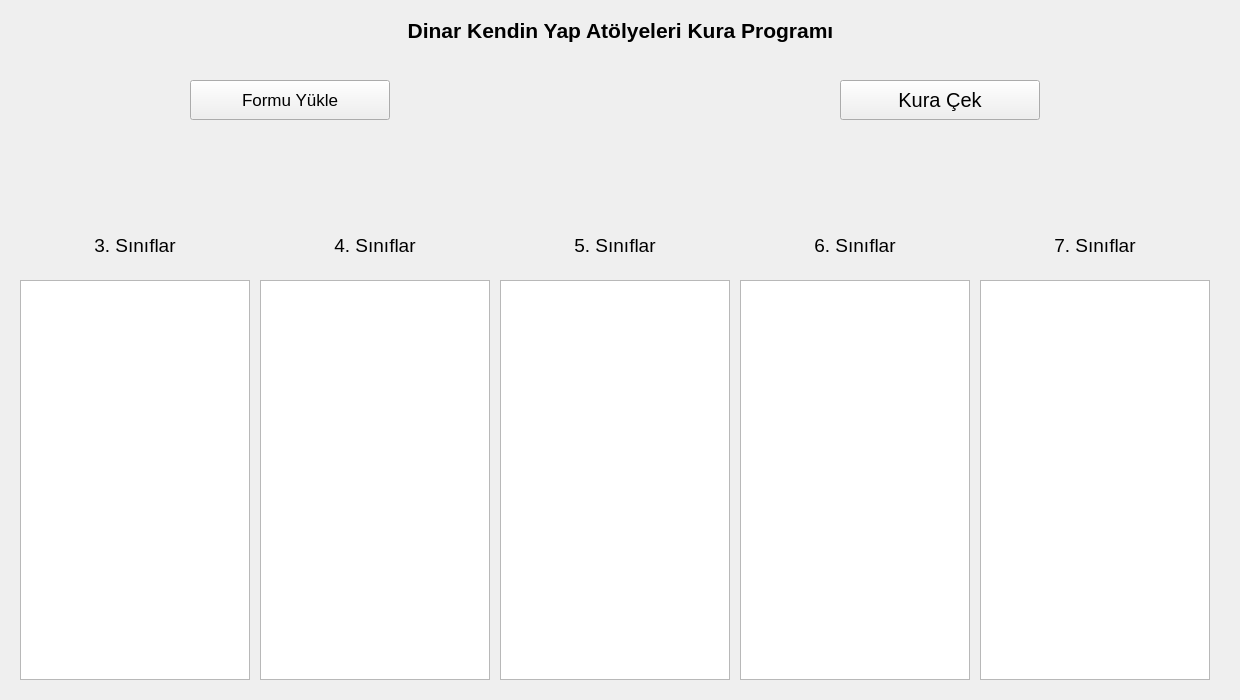
The window that kendin_yap_arayuz.ui (NurettinSelim/Atolye-Kura) describes before a commit, drawn with Qt 5.
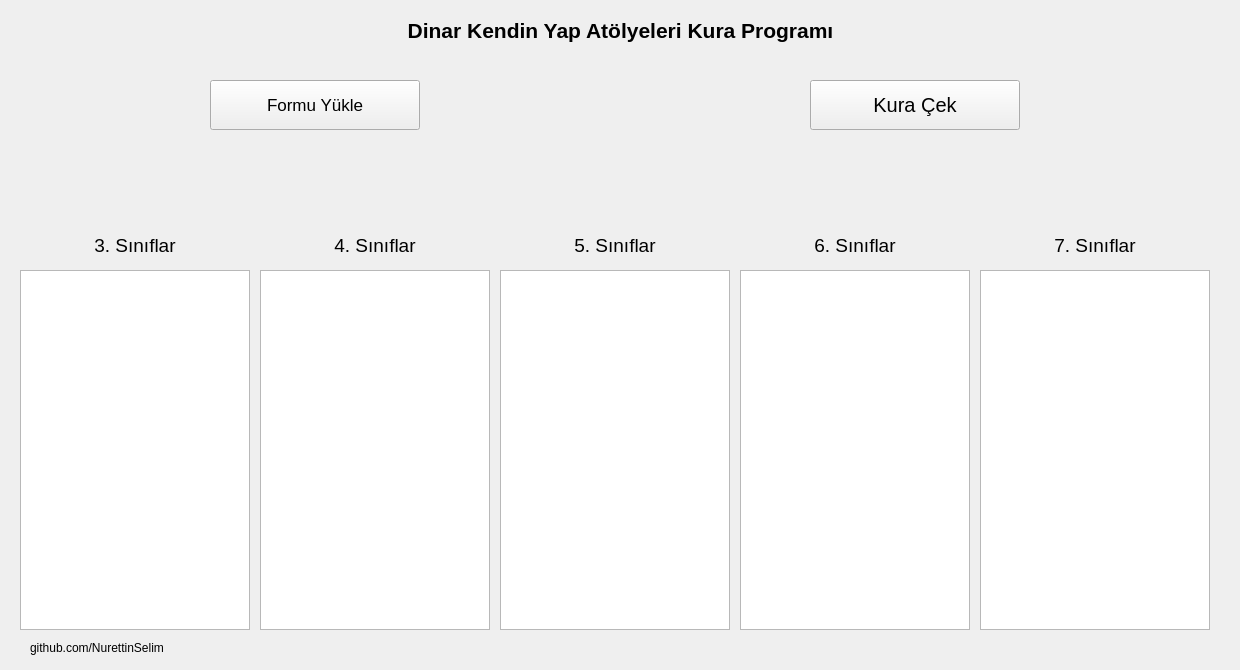
The same window after the commit. Icons and pictures are not drawn.

What changed in the file:
```diff
--- a/kendin_yap_arayuz.ui
+++ b/kendin_yap_arayuz.ui
@@ -7,7 +7,7 @@
     <x>0</x>
     <y>0</y>
     <width>1240</width>
-    <height>700</height>
+    <height>670</height>
    </rect>
   </property>
   <property name="font">
@@ -24,10 +24,10 @@
   <widget class="QPushButton" name="uploadButton">
    <property name="geometry">
     <rect>
-     <x>190</x>
+     <x>210</x>
      <y>80</y>
-     <width>200</width>
-     <height>40</height>
+     <width>210</width>
+     <height>50</height>
     </rect>
    </property>
    <property name="font">
@@ -42,10 +42,10 @@
   <widget class="QPushButton" name="drawButton">
    <property name="geometry">
     <rect>
-     <x>840</x>
+     <x>810</x>
      <y>80</y>
-     <width>200</width>
-     <height>40</height>
+     <width>210</width>
+     <height>50</height>
     </rect>
    </property>
    <property name="font">
@@ -60,10 +60,10 @@
   <widget class="QLabel" name="picture2">
    <property name="geometry">
     <rect>
-     <x>1080</x>
-     <y>60</y>
-     <width>150</width>
-     <height>150</height>
+     <x>1039</x>
+     <y>19</y>
+     <width>191</width>
+     <height>191</height>
     </rect>
    </property>
    <property name="text">
@@ -80,9 +80,9 @@
    <property name="geometry">
     <rect>
      <x>10</x>
-     <y>60</y>
-     <width>150</width>
-     <height>150</height>
+     <y>29</y>
+     <width>181</width>
+     <height>181</height>
     </rect>
    </property>
    <property name="pixmap">
@@ -118,7 +118,7 @@
   <widget class="QLabel" name="textLabel">
    <property name="geometry">
     <rect>
-     <x>260</x>
+     <x>210</x>
      <y>140</y>
      <width>291</width>
      <height>41</height>
@@ -137,9 +137,9 @@
    <property name="geometry">
     <rect>
      <x>20</x>
-     <y>230</y>
+     <y>220</y>
      <width>1200</width>
-     <height>471</height>
+     <height>411</height>
     </rect>
    </property>
    <property name="text">
@@ -258,9 +258,9 @@
    <property name="geometry">
     <rect>
      <x>20</x>
-     <y>280</y>
+     <y>270</y>
      <width>230</width>
-     <height>400</height>
+     <height>360</height>
     </rect>
    </property>
   </widget>
@@ -268,9 +268,9 @@
    <property name="geometry">
     <rect>
      <x>260</x>
-     <y>280</y>
+     <y>270</y>
      <width>230</width>
-     <height>400</height>
+     <height>360</height>
     </rect>
    </property>
   </widget>
@@ -278,9 +278,9 @@
    <property name="geometry">
     <rect>
      <x>500</x>
-     <y>280</y>
+     <y>270</y>
      <width>230</width>
-     <height>400</height>
+     <height>360</height>
     </rect>
    </property>
   </widget>
@@ -288,9 +288,9 @@
    <property name="geometry">
     <rect>
      <x>740</x>
-     <y>280</y>
+     <y>270</y>
      <width>230</width>
-     <height>400</height>
+     <height>360</height>
     </rect>
    </property>
   </widget>
@@ -298,12 +298,25 @@
    <property name="geometry">
     <rect>
      <x>980</x>
-     <y>280</y>
+     <y>270</y>
      <width>230</width>
-     <height>400</height>
+     <height>360</height>
     </rect>
    </property>
   </widget>
+  <widget class="QLabel" name="label">
+   <property name="geometry">
+    <rect>
+     <x>30</x>
+     <y>640</y>
+     <width>151</width>
+     <height>16</height>
+    </rect>
+   </property>
+   <property name="text">
+    <string>github.com/NurettinSelim</string>
+   </property>
+  </widget>
  </widget>
  <resources/>
  <connections/>
```
